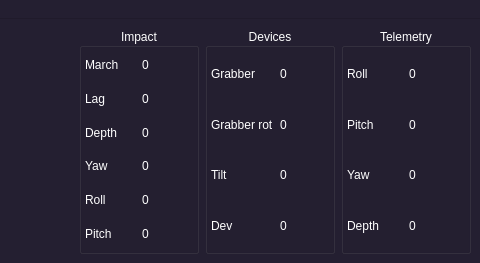
Above: mainwindow.ui from hydronautics-team/PoolsideGUI before the change; both pictures show x 561 to 1041 and y 0 to 263 of the 1041 by 263 pixel window. Below: the same form after it.
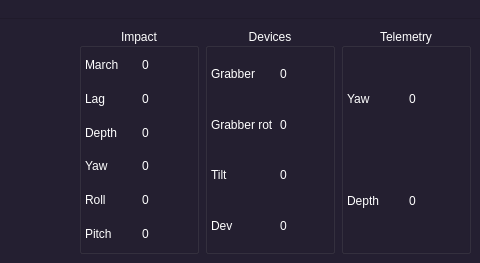
That is the form after the change. Custom widgets are drawn as their Qt base class.

```diff
--- a/mainwindow.ui
+++ b/mainwindow.ui
@@ -914,20 +914,6 @@
          </property>
          <item>
           <layout class="QVBoxLayout" name="verticalLayout_5">
-           <item>
-            <widget class="QLabel" name="label_9">
-             <property name="text">
-              <string>Roll</string>
-             </property>
-            </widget>
-           </item>
-           <item>
-            <widget class="QLabel" name="label_10">
-             <property name="text">
-              <string>Pitch</string>
-             </property>
-            </widget>
-           </item>
            <item>
             <widget class="QLabel" name="label_11">
              <property name="text">
@@ -946,20 +932,6 @@
          </item>
          <item>
           <layout class="QVBoxLayout" name="verticalLayout_6">
-           <item>
-            <widget class="QLabel" name="label_TelemetryRoll">
-             <property name="text">
-              <string>0</string>
-             </property>
-            </widget>
-           </item>
-           <item>
-            <widget class="QLabel" name="label_TelemetryPitch">
-             <property name="text">
-              <string>0</string>
-             </property>
-            </widget>
-           </item>
            <item>
             <widget class="QLabel" name="label_TelemetryYaw">
              <property name="text">
```
